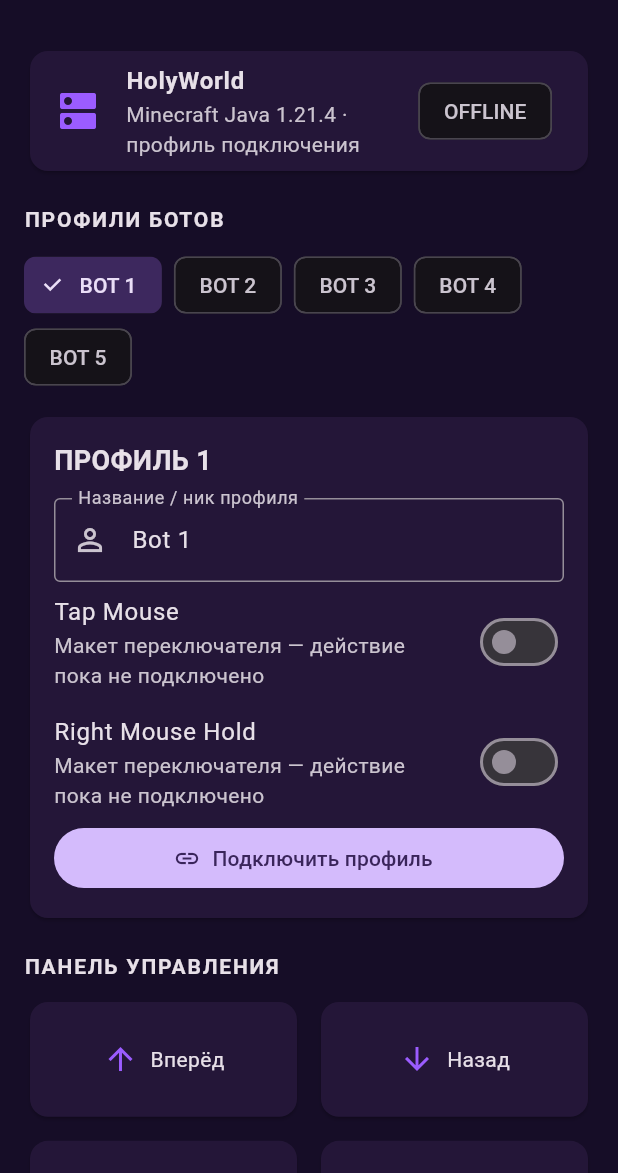
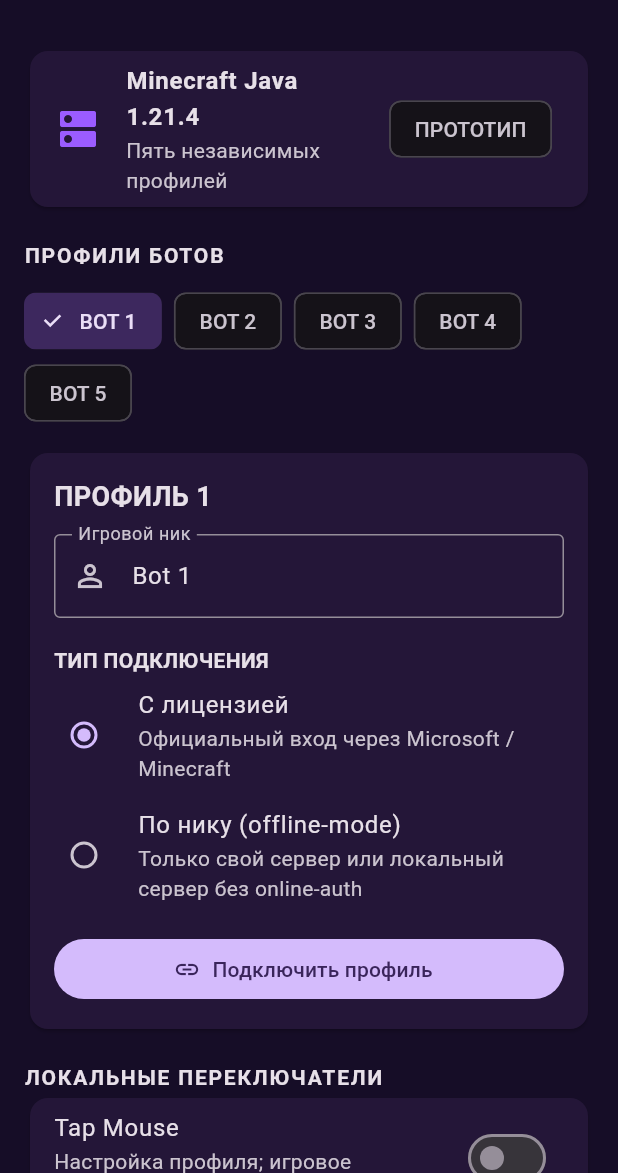
Before and after one commit to cheburk199-web/Masterme4a-bots, a Flutter app: the screen it shows after launch, on a phone screen of 412 x 824 dp, the part 63-1236 px from its top. Run offline on Flutter 3.47's test engine with Material 3 defaults, Android fonts, the phone set to English and light mode, and no system bars.

Commit message:
Add Microsoft and offline nickname connection modes

```diff
--- a/lib/main.dart
+++ b/lib/main.dart
@@ -6,9 +6,10 @@ const purple = Color(0xFF9B5CFF);
 const deepPurple = Color(0xFF160D27);
 const panel = Color(0xFF241638);
 
+enum ConnectionMode { microsoft, nickname }
+
 class Masterme4aApp extends StatelessWidget {
   const Masterme4aApp({super.key});
-
   @override
   Widget build(BuildContext context) => MaterialApp(
     debugShowCheckedModeBanner: false,
@@ -24,7 +25,8 @@ class Masterme4aApp extends StatelessWidget {
 }
 
 class BotProfile {
-  BotProfile(this.number) : nickname = TextEditingController(text: 'Bot $number');
+  BotProfile(this.number)
+      : nickname = TextEditingController(text: 'Bot $number');
   final int number;
   final TextEditingController nickname;
   bool tapMouse = false;
@@ -39,17 +41,43 @@ class Dashboard extends StatefulWidget {
 
 class _DashboardState extends State<Dashboard> {
   final bots = List.generate(5, (i) => BotProfile(i + 1));
+  final host = TextEditingController(text: '127.0.0.1');
+  final port = TextEditingController(text: '25565');
   int active = 0;
+  ConnectionMode mode = ConnectionMode.microsoft;
   BotProfile get current => bots[active];
 
   @override
   void dispose() {
-    for (final bot in bots) { bot.nickname.dispose(); }
+    for (final bot in bots) {
+      bot.nickname.dispose();
+    }
+    host.dispose();
+    port.dispose();
     super.dispose();
   }
 
   void notice(String message) => ScaffoldMessenger.of(context).showSnackBar(
-    SnackBar(content: Text(message), behavior: SnackBarBehavior.floating));
+    SnackBar(content: Text(message), behavior: SnackBarBehavior.floating),
+  );
+
+  void startConnection() {
+    if (mode == ConnectionMode.microsoft) {
+      notice('Официальная Microsoft-авторизация ещё не подключена. Пароль Microsoft здесь не вводи.');
+      return;
+    }
+    final address = host.text.trim();
+    final p = int.tryParse(port.text.trim());
+    if (current.nickname.text.trim().isEmpty) {
+      notice('Укажи игровой ник.');
+      return;
+    }
+    if (address.isEmpty || p == null || p < 1 || p > 65535) {
+      notice('Проверь адрес сервера и порт.');
+      return;
+    }
+    notice('Параметры сохранены. Minecraft-протокол ещё не подключён; реального входа пока нет.');
+  }
 
   @override
   Widget build(BuildContext context) => Scaffold(
@@ -68,15 +96,16 @@ class _DashboardState extends State<Dashboard> {
       child: ListView(padding: const EdgeInsets.all(16), children: [
         Card(color: panel, child: const ListTile(
           leading: Icon(Icons.dns, color: purple, size: 32),
-          title: Text('HolyWorld', style: TextStyle(fontWeight: FontWeight.bold)),
-          subtitle: Text('Minecraft Java 1.21.4 · профиль подключения'),
-          trailing: Chip(label: Text('OFFLINE')),
+          title: Text('Minecraft Java 1.21.4', style: TextStyle(fontWeight: FontWeight.bold)),
+          subtitle: Text('Пять независимых профилей'),
+          trailing: Chip(label: Text('ПРОТОТИП')),
         )),
         const SizedBox(height: 18),
         const Text('ПРОФИЛИ БОТОВ', style: TextStyle(fontWeight: FontWeight.bold, letterSpacing: 1.2)),
         const SizedBox(height: 10),
         Wrap(spacing: 8, children: List.generate(5, (i) => ChoiceChip(
-          label: Text('BOT ${i + 1}'), selected: active == i,
+          label: Text('BOT ${i + 1}'),
+          selected: active == i,
           selectedColor: purple.withOpacity(.3),
           onSelected: (_) => setState(() => active = i),
         ))),
@@ -87,55 +116,71 @@ class _DashboardState extends State<Dashboard> {
             Text('ПРОФИЛЬ ${active + 1}', style: const TextStyle(fontSize: 18, fontWeight: FontWeight.bold)),
             const SizedBox(height: 12),
             TextField(controller: current.nickname, decoration: const InputDecoration(
-              labelText: 'Название / ник профиля', prefixIcon: Icon(Icons.person_outline),
+              labelText: 'Игровой ник', prefixIcon: Icon(Icons.person_outline),
               border: OutlineInputBorder())),
-            SwitchListTile(
-              contentPadding: EdgeInsets.zero, title: const Text('Tap Mouse'),
-              subtitle: const Text('Макет переключателя — действие пока не подключено'),
-              value: current.tapMouse, onChanged: (v) => setState(() => current.tapMouse = v)),
-            SwitchListTile(
-              contentPadding: EdgeInsets.zero, title: const Text('Right Mouse Hold'),
-              subtitle: const Text('Макет переключателя — действие пока не подключено'),
-              value: current.rightHold, onChanged: (v) => setState(() => current.rightHold = v)),
+            const SizedBox(height: 18),
+            const Text('ТИП ПОДКЛЮЧЕНИЯ', style: TextStyle(fontWeight: FontWeight.bold)),
+            RadioListTile<ConnectionMode>(
+              contentPadding: EdgeInsets.zero,
+              value: ConnectionMode.microsoft,
+              groupValue: mode,
+              onChanged: (v) => setState(() => mode = v!),
+              title: const Text('С лицензией'),
+              subtitle: const Text('Официальный вход через Microsoft / Minecraft'),
+            ),
+            RadioListTile<ConnectionMode>(
+              contentPadding: EdgeInsets.zero,
+              value: ConnectionMode.nickname,
+              groupValue: mode,
+              onChanged: (v) => setState(() => mode = v!),
+              title: const Text('По нику (offline-mode)'),
+              subtitle: const Text('Только свой сервер или локальный сервер без online-auth'),
+            ),
+            if (mode == ConnectionMode.nickname) ...[
+              const SizedBox(height: 8),
+              TextField(controller: host, decoration: const InputDecoration(
+                labelText: 'Адрес своего сервера', hintText: '127.0.0.1',
+                prefixIcon: Icon(Icons.computer), border: OutlineInputBorder())),
+              const SizedBox(height: 10),
+              TextField(controller: port, keyboardType: TextInputType.number,
+                decoration: const InputDecoration(labelText: 'Порт', border: OutlineInputBorder())),
+              const Padding(
+                padding: EdgeInsets.only(top: 10),
+                child: Text('Этот режим не обходит авторизацию серверов вроде HolyWorld.',
+                  style: TextStyle(color: Colors.orangeAccent)),
+              ),
+            ],
+            const SizedBox(height: 12),
             SizedBox(width: double.infinity, child: FilledButton.icon(
-              onPressed: () => notice('Сетевой движок ещё не подключён.'),
-              icon: const Icon(Icons.link), label: const Text('Подключить профиль'))),
+              onPressed: startConnection,
+              icon: const Icon(Icons.link),
+              label: const Text('Подключить профиль'),
+            )),
           ]),
         )),
         const SizedBox(height: 18),
-        const Text('ПАНЕЛЬ УПРАВЛЕНИЯ', style: TextStyle(fontWeight: FontWeight.bold, letterSpacing: 1.2)),
-        const SizedBox(height: 10),
-        GridView.count(
-          crossAxisCount: MediaQuery.of(context).size.width > 600 ? 4 : 2,
-          shrinkWrap: true, physics: const NeverScrollableScrollPhysics(),
-          mainAxisSpacing: 8, crossAxisSpacing: 8, childAspectRatio: 2.2,
-          children: const [
-            _ActionTile(icon: Icons.arrow_upward, label: 'Вперёд'),
-            _ActionTile(icon: Icons.arrow_downward, label: 'Назад'),
-            _ActionTile(icon: Icons.inventory_2_outlined, label: 'Инвентарь'),
-            _ActionTile(icon: Icons.stop_circle_outlined, label: 'Стоп'),
-          ]),
+        const Text('ЛОКАЛЬНЫЕ ПЕРЕКЛЮЧАТЕЛИ', style: TextStyle(fontWeight: FontWeight.bold, letterSpacing: 1.2)),
+        Card(color: panel, child: Column(children: [
+          SwitchListTile(
+            title: const Text('Tap Mouse'),
+            subtitle: const Text('Настройка профиля; игровое действие пока не подключено'),
+            value: current.tapMouse,
+            onChanged: (v) => setState(() => current.tapMouse = v)),
+          SwitchListTile(
+            title: const Text('Right Mouse Hold'),
+            subtitle: const Text('Настройка профиля; игровое действие пока не подключено'),
+            value: current.rightHold,
+            onChanged: (v) => setState(() => current.rightHold = v)),
+        ])),
         const SizedBox(height: 16),
         const Card(color: panel, child: Padding(
           padding: EdgeInsets.all(14),
-          child: Text('Это UI-прототип: профили и переключатели работают локально. Подключение ботов и игровые команды пока не реализованы. Используй автоматизацию только на серверах, где она разрешена.',
-            style: TextStyle(color: Colors.white70, height: 1.4)))),
+          child: Text(
+            'Сейчас добавлен выбор режима и поля профиля. Это ещё не полноценный Minecraft-сетевой движок: протокол 1.21.4 и авторизация не реализованы, поэтому приложение не утверждает, что бот подключён. Для лицензированного режима будет использоваться только официальный вход Microsoft; пароли приложение запрашивать не должно.',
+            style: TextStyle(color: Colors.white70, height: 1.4),
+          ),
+        )),
       ]),
     ))),
   );
 }
-
-class _ActionTile extends StatelessWidget {
-  const _ActionTile({required this.icon, required this.label});
-  final IconData icon;
-  final String label;
-  @override
-  Widget build(BuildContext context) => Card(color: panel, child: InkWell(
-    borderRadius: BorderRadius.circular(16),
-    onTap: () => ScaffoldMessenger.of(context).showSnackBar(
-      const SnackBar(content: Text('Игровое управление ещё не подключено.'))),
-    child: Row(mainAxisAlignment: MainAxisAlignment.center, children: [
-      Icon(icon, color: purple), const SizedBox(width: 8), Text(label),
-    ]),
-  ));
-}
```
